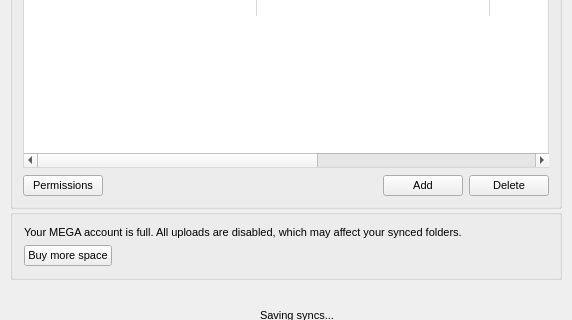
Above: src/MEGASync/gui/linux/SettingsDialog.ui from meganz/MEGAsync before the change; both pictures show x 0 to 572 and y 150 to 470 of the 572 by 679 pixel window. Below: the same form after it.
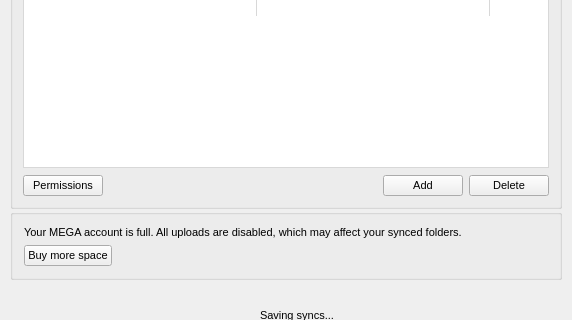
That is the form after the change. Icons and pictures are not drawn. Custom widgets are drawn as their Qt base class.

Commit message: Adjustments to the Settings\Syncs table header section sizes

```diff
--- a/src/MEGASync/gui/linux/SettingsDialog.ui
+++ b/src/MEGASync/gui/linux/SettingsDialog.ui
@@ -1565,8 +1565,8 @@
                <property name="frameShape">
                 <enum>QFrame::NoFrame</enum>
                </property>
-               <property name="verticalScrollBarPolicy">
-                <enum>Qt::ScrollBarAsNeeded</enum>
+               <property name="horizontalScrollBarPolicy">
+                <enum>Qt::ScrollBarAlwaysOff</enum>
                </property>
                <property name="sizeAdjustPolicy">
                 <enum>QAbstractScrollArea::AdjustIgnored</enum>
@@ -1622,9 +1622,6 @@
                <attribute name="horizontalHeaderShowSortIndicator" stdset="0">
                 <bool>false</bool>
                </attribute>
-               <attribute name="horizontalHeaderStretchLastSection">
-                <bool>true</bool>
-               </attribute>
                <attribute name="verticalHeaderVisible">
                 <bool>false</bool>
                </attribute>
```
Left out of the diff: 2 changed lines with no effect on the pictures. The commit also changes 2 other files.
